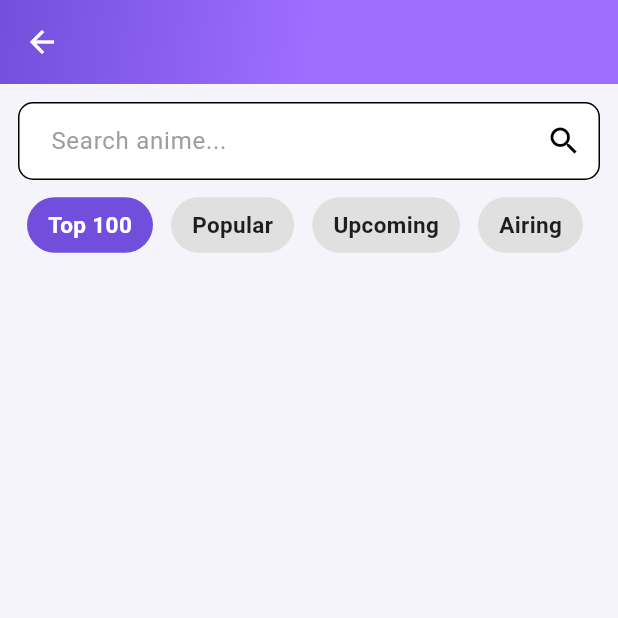
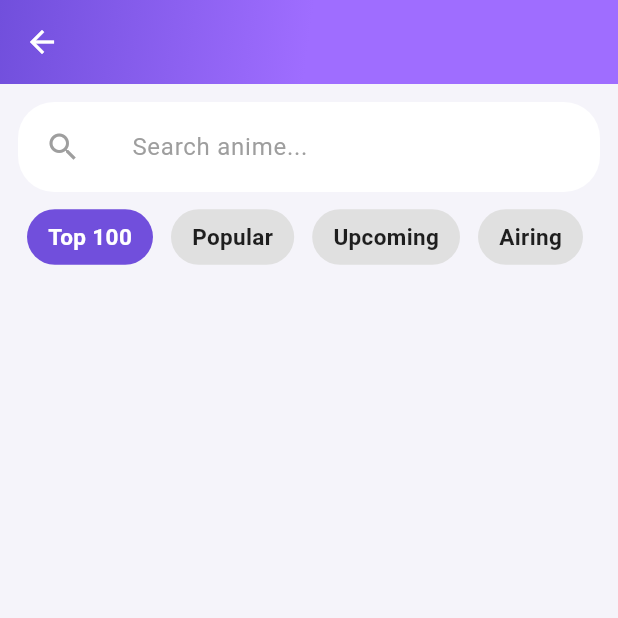
Before and after one commit to som120/AnimeVault, a Flutter app: the SearchScreen screen opened directly, on a phone screen of 412 x 824 dp, the top half of it. Run offline on Flutter 3.47's test engine with Material 3 defaults, Android fonts, the light colour scheme and no system bars; our stand-ins replace cloud_firestore, firebase_core, graphql_flutter; accounts and stored records are empty; generated files the repository leaves out were written again; network calls fail.

Commit message:
modified the search bar and added animation

```diff
--- a/lib/screens/search_screen.dart
+++ b/lib/screens/search_screen.dart
@@ -14,6 +14,7 @@ class _SearchScreenState extends State<SearchScreen> {
   final TextEditingController _controller = TextEditingController();
   List animeList = [];
   bool isLoading = false;
+  bool isFocused = false;
 
   String selectedFilter = "Top 100";
 
@@ -282,6 +283,68 @@ class _SearchScreenState extends State<SearchScreen> {
     );
   }
 
+  Widget buildAnimatedSearchBar() {
+    return AnimatedContainer(
+      duration: const Duration(milliseconds: 280),
+      curve: Curves.easeOut,
+      padding: const EdgeInsets.symmetric(horizontal: 18, vertical: 4),
+      decoration: BoxDecoration(
+        color: isFocused ? Colors.white : const Color(0xFFFFFFFF),
+        borderRadius: BorderRadius.circular(isFocused ? 30 : 24),
+        boxShadow: [
+          if (isFocused)
+            BoxShadow(
+              color: Colors.black.withOpacity(0.12),
+              blurRadius: 14,
+              offset: const Offset(0, 6),
+            ),
+        ],
+      ),
+      child: Row(
+        children: [
+          // 🔍 Icon
+          Icon(
+            Icons.search,
+            size: 24,
+            color: isFocused ? const Color(0xFF714FDC) : Colors.grey[500],
+          ),
+
+          const SizedBox(width: 12),
+
+          // ✏ Text Input
+          Expanded(
+            child: FocusScope(
+              child: Focus(
+                onFocusChange: (hasFocus) {
+                  setState(() => isFocused = hasFocus);
+                },
+                child: TextField(
+                  controller: _controller,
+                  onSubmitted: (_) => searchAnime(),
+                  decoration: const InputDecoration(
+                    hintText: "Search anime...",
+                    hintStyle: TextStyle(color: Colors.grey, fontSize: 16),
+                    border: InputBorder.none,
+                  ),
+                ),
+              ),
+            ),
+          ),
+
+          // ❌ Clear button
+          if (_controller.text.isNotEmpty)
+            GestureDetector(
+              onTap: () {
+                _controller.clear();
+                setState(() {});
+              },
+              child: const Icon(Icons.close, size: 20, color: Colors.grey),
+            ),
+        ],
+      ),
+    );
+  }
+
   // ------------------ BUILD ------------------
 
   @override
@@ -306,22 +369,8 @@ class _SearchScreenState extends State<SearchScreen> {
         padding: const EdgeInsets.all(12),
         child: Column(
           children: [
-            // Search bar
-            TextField(
-              controller: _controller,
-              decoration: InputDecoration(
-                hintText: 'Search anime...',
-                border: OutlineInputBorder(
-                  borderRadius: BorderRadius.circular(10),
-                ),
-                suffixIcon: IconButton(
-                  icon: const Icon(Icons.search),
-                  onPressed: searchAnime,
-                ),
-              ),
-              onSubmitted: (_) => searchAnime(),
-            ),
-
+            // ------------------------Search bar----------------------
+            buildAnimatedSearchBar(),
             const SizedBox(height: 10),
 
             // ------------------ Filter Buttons Row ------------------
```
